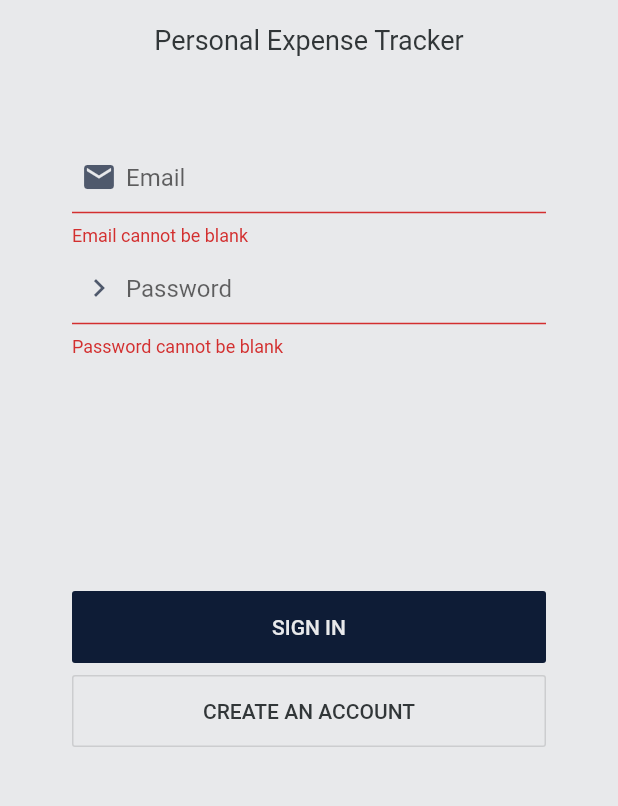
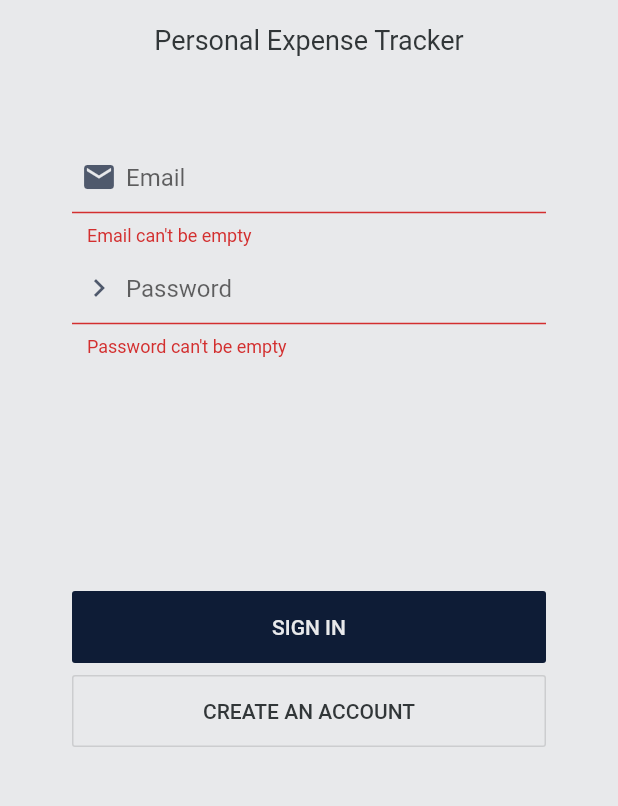
Before and after one commit to hjiangsu/Evity, a Flutter app: the screen it shows after launch, after a tap on "SIGN IN", on a phone screen of 412 x 824 dp, the part 417-1223 px from its top. Run offline on Flutter 3.47's test engine with Material 2 defaults, Android fonts, the phone set to English and light mode, and no system bars; our stand-ins replace firebase_auth, flutter_svg; accounts and stored records are empty.

Commit message:
Refactoring of form fields + inital tests

```diff
--- a/lib/screens/main_screen/MainScreen.dart
+++ b/lib/screens/main_screen/MainScreen.dart
@@ -15,6 +15,7 @@ class _MainScreenState extends State<MainScreen> {
   Widget build(BuildContext context) {
     return Material(
       child: Container(
+        key: Key('main-screen'),
         padding: EdgeInsets.only(left: 32, right: 32, top: 0),
         color: platinum,
         child: Text('Main Screen'),
--- a/lib/screens/welcome_screen/WelcomeScreen.dart
+++ b/lib/screens/welcome_screen/WelcomeScreen.dart
@@ -2,10 +2,16 @@ import 'package:flutter/material.dart';
 import 'package:flutter_svg/flutter_svg.dart';
 import 'package:firebase_auth/firebase_auth.dart';
 
+// Utils
 import 'package:Evity/styles/colors.dart';
 
+// Screens
 import 'package:Evity/screens/register_screen/RegisterScreen.dart';
 import 'package:Evity/screens/main_screen/MainScreen.dart';
+
+// Widgets
+import 'package:Evity/widgets/form_text_fields/EmailTextField.dart';
+import 'package:Evity/widgets/form_text_fields/PasswordTextField.dart';
 
 // Welcome/Login Screen
 class WelcomeScreen extends StatefulWidget {
@@ -16,19 +22,24 @@ class WelcomeScreen extends StatefulWidget {
 }
 
 class _WelcomeScreenState extends State<WelcomeScreen> {
-  static const String USERNAME_TEXT_FIELD = 'Email';
-  static const String PASSWORD_TEXT_FIELD = 'Password';
+  FirebaseAuth auth = FirebaseAuth.instance;
+
+  // Constants
   static const String SIGN_IN_STRING = 'SIGN IN';
   static const String CREATE_ACCOUNT_STRING = 'CREATE AN ACCOUNT';
   static const String APP_SLOGAN = 'Personal Expense Tracker';
   static const double BUTTON_HEIGHT = 48;
 
+  // Widgets
+  Widget emailFormFieldText = EmailTextField((value) => _username = value);
+  Widget passwordFormFieldText = PasswordTextField((value) => _password = value, null, false);
+
+  // Form
   final _formKey = GlobalKey<FormState>();
-
-  FirebaseAuth auth = FirebaseAuth.instance;
 
   static var _username;
   static var _password;
+
   static bool _loginError = false;
   static String _loginErrorString;
 
@@ -60,7 +71,6 @@ class _WelcomeScreenState extends State<WelcomeScreen> {
         },
       ),
     );
-    // Navigator.push(context, MaterialPageRoute(builder: (context) => RegisterScreen()));
   }
 
   _redirectToMainScreen() {
@@ -80,11 +90,11 @@ class _WelcomeScreenState extends State<WelcomeScreen> {
       } catch (e) {
         print(e);
         if (e.code == 'ERROR_USER_NOT_FOUND') {
-          _loginErrorString = 'No user found for that email.';
+          _loginErrorString = 'No user found with the given email address';
         } else if (e.code == 'ERROR_WRONG_PASSWORD') {
-          _loginErrorString = 'Wrong password provided for that user.';
+          _loginErrorString = 'Wrong password provided for that user';
         } else if (e.code == 'ERROR_INVALID_EMAIL') {
-          _loginErrorString = 'Email was not valid. Please enter a valid email.';
+          _loginErrorString = 'Email provided was not valid. Please enter a valid email.';
         } else {
           _loginErrorString = 'Unknown error. Please try again.';
         }
@@ -133,52 +143,11 @@ class _WelcomeScreenState extends State<WelcomeScreen> {
                   children: <Widget>[
                     Container(
                       margin: EdgeInsets.symmetric(vertical: 2),
-                      child: TextFormField(
-                        cursorColor: onyx,
-                        decoration: InputDecoration(
-                          hintText: USERNAME_TEXT_FIELD,
-                          focusColor: onyx,
-                          prefixIcon: Icon(Icons.email, color: oxfordBlue.shade600),
-                          prefixIconConstraints: BoxConstraints.tight(Size(36, 24)),
-                          enabledBorder: UnderlineInputBorder(
-                            borderSide: BorderSide(color: onyx),
-                          ),
-                          focusedBorder: UnderlineInputBorder(
-                            borderSide: BorderSide(color: oxfordBlue, width: 1.5),
-                          ),
-                        ),
-                        keyboardType: TextInputType.text,
-                        validator: (value) {
-                          return (value.isEmpty) ? 'Email cannot be blank' : null;
-                        },
-                        onSaved: (String value) {
-                          _username = value;
-                        },
-                      ),
+                      child: emailFormFieldText,
                     ),
                     Container(
                       margin: EdgeInsets.symmetric(vertical: 2),
-                      child: TextFormField(
-                        cursorColor: onyx,
-                        decoration: InputDecoration(
-                          hintText: PASSWORD_TEXT_FIELD,
-                          prefixIcon: Icon(Icons.chevron_right, color: oxfordBlue.shade600),
-                          prefixIconConstraints: BoxConstraints.tight(Size(36, 24)),
-                          enabledBorder: UnderlineInputBorder(
-                            borderSide: BorderSide(color: onyx),
-                          ),
-                          focusedBorder: UnderlineInputBorder(
-                            borderSide: BorderSide(color: oxfordBlue, width: 1.5),
-                          ),
-                        ),
-                        keyboardType: TextInputType.visiblePassword,
-                        validator: (value) {
-                          return (value.isEmpty) ? 'Password cannot be blank' : null;
-                        },
-                        onSaved: (String value) {
-                          _password = value;
-                        },
-                      ),
+                      child: passwordFormFieldText,
                     ),
                   ],
                 ),
@@ -194,6 +163,7 @@ class _WelcomeScreenState extends State<WelcomeScreen> {
                   width: double.infinity,
                   height: BUTTON_HEIGHT,
                   child: FlatButton(
+                    key: Key('sign-in-btn'),
                     color: oxfordBlue,
                     onPressed: () => _validateLogin(),
                     child: Text(
@@ -207,6 +177,7 @@ class _WelcomeScreenState extends State<WelcomeScreen> {
                   width: double.infinity,
                   height: BUTTON_HEIGHT,
                   child: OutlineButton(
+                    key: Key('create-account-btn'),
                     onPressed: () => _redirectToRegisterScreen(),
                     child: Text(
                       CREATE_ACCOUNT_STRING,
--- /dev/null
+++ b/lib/widgets/form_text_fields/EmailTextField.dart
@@ -0,0 +1,61 @@
+import 'package:flutter/material.dart';
+
+// Util
+import 'package:Evity/styles/colors.dart';
+
+class EmailFieldValidator {
+  static String validate(String value) {
+    if (value.isEmpty) {
+      return 'Email can\'t be empty';
+    } else if (!RegExp(r"^[a-zA-Z0-9.a-zA-Z0-9.!#$%&'*+-/=?^_`{|}~]+@[a-zA-Z0-9]+\.[a-zA-Z]+").hasMatch(value)) {
+      return 'Invalid email format';
+    }
+    return null;
+  }
+}
+
+// Custom Email Text Field Widget
+class EmailTextField extends StatelessWidget {
+  final ValueSetter onSaved;
+  static const String EMAIL_TEXT_FIELD = 'Email';
+
+  EmailTextField(this.onSaved);
+
+  @override
+  Widget build(BuildContext context) {
+    return TextFormField(
+      key: Key('email-field'),
+      cursorColor: onyx,
+      decoration: InputDecoration(
+        contentPadding: EdgeInsets.symmetric(
+          vertical: 10.0,
+          horizontal: 10.0,
+        ),
+        hintText: EMAIL_TEXT_FIELD,
+        prefixIcon: Icon(
+          Icons.email,
+          color: oxfordBlue.shade600,
+        ),
+        prefixIconConstraints: BoxConstraints.tight(
+          Size(36, 24),
+        ),
+        enabledBorder: UnderlineInputBorder(
+          borderSide: BorderSide(
+            color: onyx,
+          ),
+        ),
+        focusedBorder: UnderlineInputBorder(
+          borderSide: BorderSide(
+            color: oxfordBlue,
+            width: 1.5,
+          ),
+        ),
+      ),
+      keyboardType: TextInputType.emailAddress,
+      validator: EmailFieldValidator.validate,
+      onSaved: (String value) {
+        onSaved(value);
+      },
+    );
+  }
+}
--- /dev/null
+++ b/lib/widgets/form_text_fields/PasswordTextField.dart
@@ -0,0 +1,53 @@
+import 'package:flutter/material.dart';
+
+import 'package:Evity/styles/colors.dart';
+
+class PasswordFieldValidator {
+  static String validate(String value, isRegister, valueToCompare) {
+    if (isRegister) return (valueToCompare != value) ? 'Passwords do not match.' : null;
+    return (value.isEmpty) ? 'Password can\'t be empty' : null;
+  }
+}
+
+// Custom Password Form Text Field Widget
+class PasswordTextField extends StatelessWidget {
+  final ValueSetter onSaved;
+  final GlobalKey<FormFieldState> passKey;
+  final bool isRegister;
+
+  PasswordTextField(this.onSaved, this.passKey, this.isRegister);
+
+  @override
+  Widget build(BuildContext context) {
+    return TextFormField(
+      key: (!isRegister && passKey != null) ? passKey : Key('password-field'),
+      cursorColor: onyx,
+      decoration: InputDecoration(
+        contentPadding: EdgeInsets.symmetric(
+          vertical: 10.0,
+          horizontal: 10.0,
+        ),
+        hintText: isRegister ? 'Confirm Password' : 'Password',
+        prefixIcon: Icon(
+          Icons.chevron_right,
+          color: oxfordBlue.shade600,
+        ),
+        prefixIconConstraints: BoxConstraints.tight(
+          Size(36, 24),
+        ),
+        enabledBorder: UnderlineInputBorder(
+          borderSide: BorderSide(color: onyx),
+        ),
+        focusedBorder: UnderlineInputBorder(
+          borderSide: BorderSide(
+            color: oxfordBlue,
+            width: 1.5,
+          ),
+        ),
+      ),
+      keyboardType: TextInputType.visiblePassword,
+      validator: (value) => PasswordFieldValidator.validate(value, isRegister, (isRegister) ? passKey.currentState.value : null),
+      onSaved: (String value) => onSaved(value),
+    );
+  }
+}
--- a/pubspec.yaml
+++ b/pubspec.yaml
@@ -39,6 +39,10 @@ dependencies:
 dev_dependencies:
   flutter_test:
     sdk: flutter
+
+  flutter_driver:
+    sdk: flutter
+  test: any
 
 # For information on the generic Dart part of this file, see the
 # following page: https://dart.dev/tools/pub/pubspec
```
Also changed, not shown: lib/screens/register_screen/RegisterScreen.dart (+8 -68 lines), test_driver/evity.dart (added, +11 -0 lines), test_driver/evity_test.dart (added, +98 -0 lines), pubspec.lock, 3 other files.
